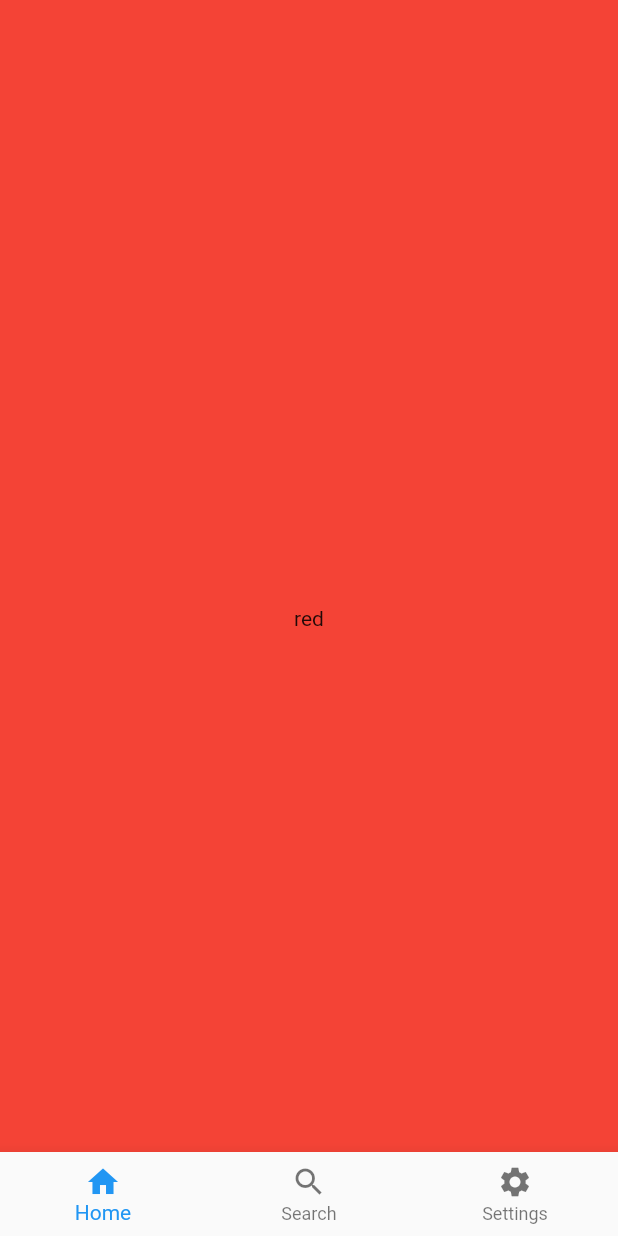
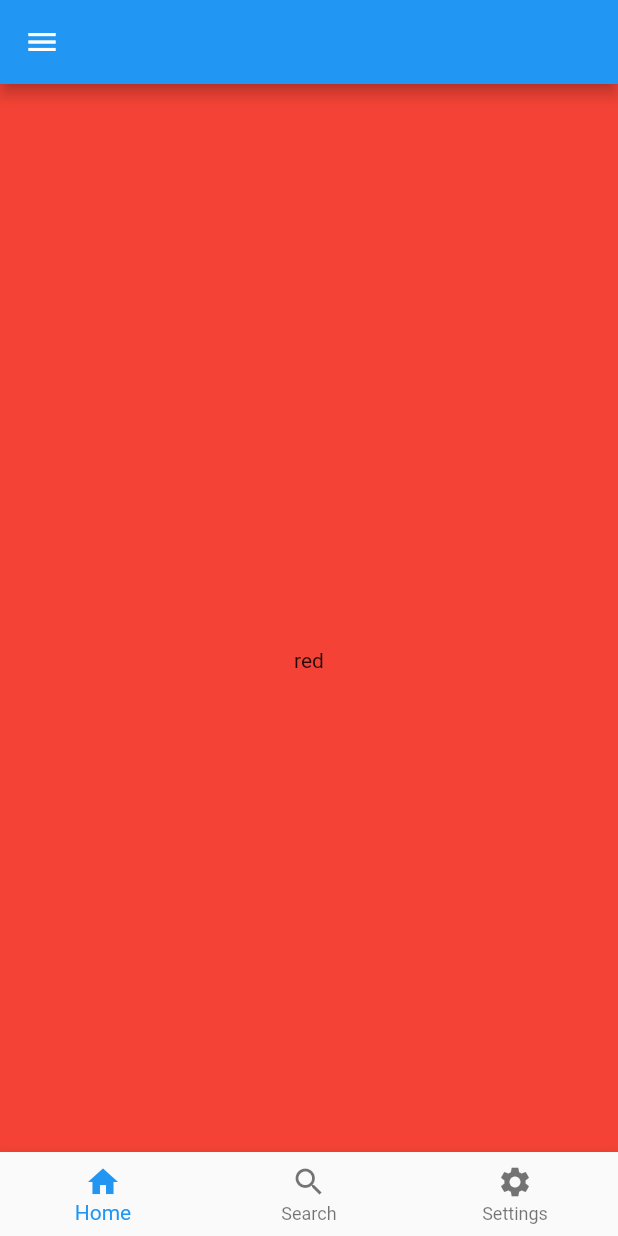
Before and after one commit to dan7sc/flutter-navigator, a Flutter app: the screen it shows after launch, on a phone screen of 412 x 824 dp. Run offline on Flutter 3.47's test engine with Material 2 defaults, Android fonts, the phone set to English and light mode, and no system bars.

```diff
--- a/lib/navigator.dart
+++ b/lib/navigator.dart
@@ -67,8 +67,28 @@ class _NavigatorRaroAcademyState extends State<NavigatorRaroAcademy> {
   @override
   Widget build(BuildContext context) {
     return Scaffold(
-      body: Container(
-        child: Navigator(
+      appBar: AppBar(),
+      drawer: Drawer(
+        child: Column(
+          children: [
+            UserAccountsDrawerHeader(
+              decoration: BoxDecoration(color: Colors.grey),
+              currentAccountPicture: CircleAvatar(),
+              otherAccountsPictures: [
+                CircleAvatar(),
+              ],
+              accountName: Text("Dan"),
+              accountEmail: Text("dan@email.com"),
+            ),
+            ListTile(
+              title: Text("Navegar"),
+              trailing: Icon(Icons.arrow_forward),
+              onTap: () {},
+            ),
+          ],
+        ),
+      ),
+      body: Navigator(
         onPopPage: (route, result) {
           if (route.didPop(result)) {
             backPage();
@@ -79,7 +99,6 @@ class _NavigatorRaroAcademyState extends State<NavigatorRaroAcademy> {
         },
         pages: pages.map((e) => MaterialPage(child: e)).toList(),
       ),
-      ),
       bottomNavigationBar:
           BottomNavigationBar(currentIndex: count, onTap: nextPage, items: [
         BottomNavigationBarItem(label: "Home", icon: Icon(Icons.home)),
```
Lines whose indentation alone changed are shown as unchanged.
